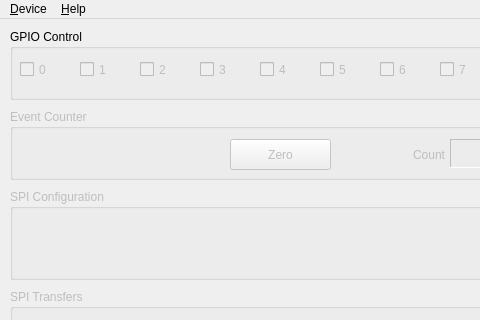
Qt form src/devicewindow.ui (bloguetronica/mcp2210-com) before a commit; both pictures show x 0 to 480 and y 0 to 320 of the 571 by 600 pixel window.
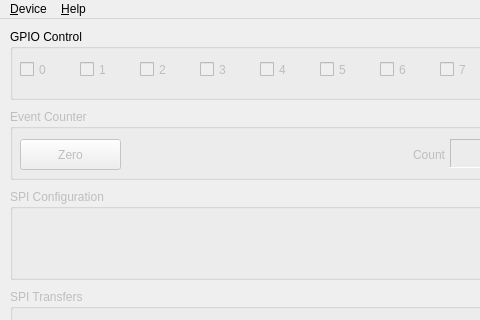
The same form after that commit. Icons and pictures are not drawn.

What changed in the file:
```diff
--- a/src/devicewindow.ui
+++ b/src/devicewindow.ui
@@ -203,7 +203,7 @@
     <widget class="QPushButton" name="pushButtonZero">
      <property name="geometry">
       <rect>
-       <x>220</x>
+       <x>10</x>
        <y>30</y>
        <width>101</width>
        <height>31</height>
```
